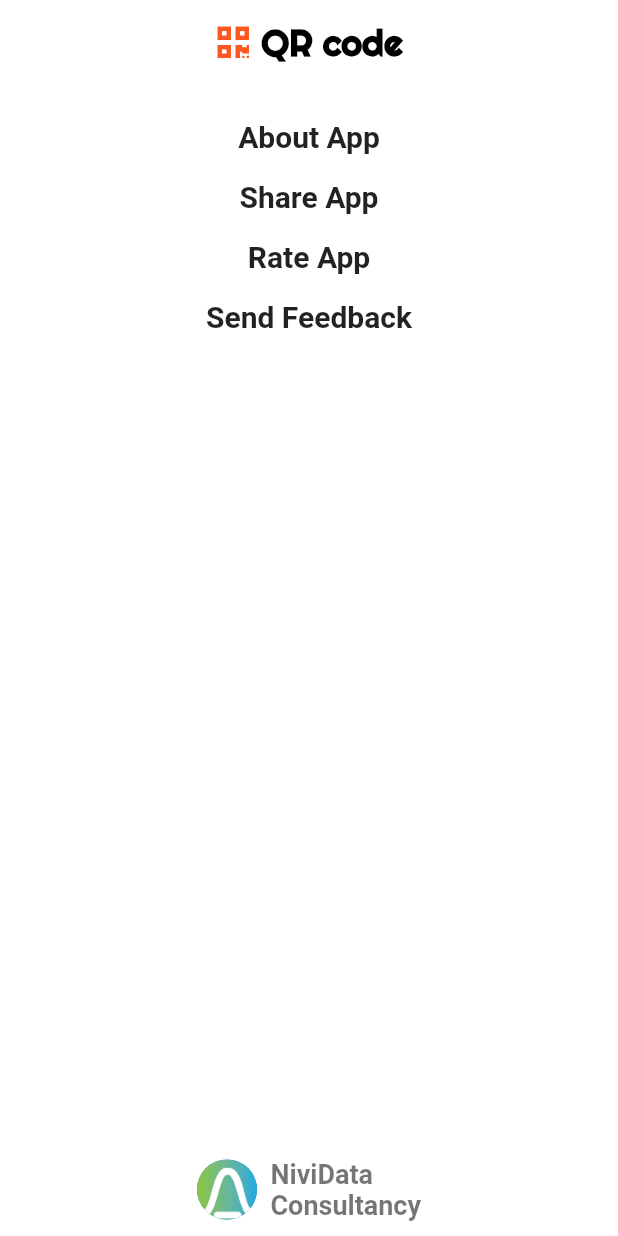
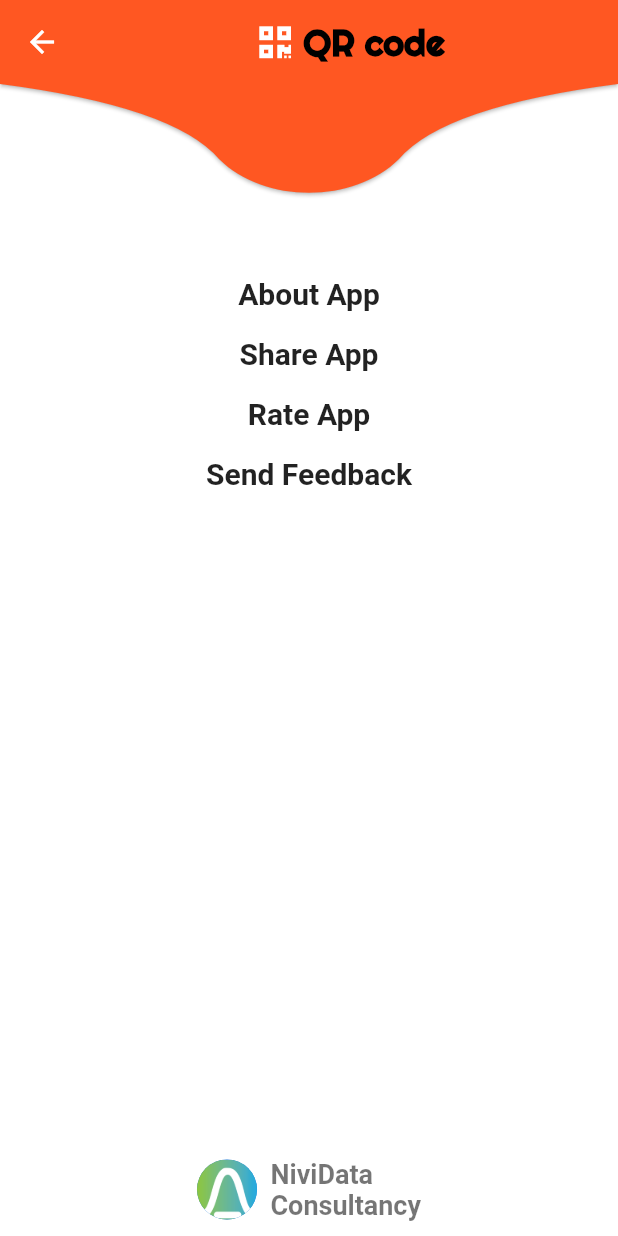
Before and after one commit to nividata-consultancy/qrcode-scanner, a Flutter app: the screen it shows after launch, scrolled down 100 dp, after a tap on the "settings" icon, on a phone screen of 412 x 824 dp. Run offline on Flutter 3.47's test engine with Material 2 defaults, Android fonts, the phone set to English and light mode, and no system bars; our stand-ins replace flutter_svg, fluttertoast, font_awesome_flutter, qr_flutter; missing offline and left inert: barcode_scan, esys_flutter_share, launch_review, simple_permissions.

```diff
--- /dev/null
+++ b/qr_code_scanner/lib/screens/CustomShapeBorder.dart
@@ -0,0 +1,43 @@
+import 'package:flutter/material.dart';
+
+class CustomShapeBorder extends ContinuousRectangleBorder {
+  @override
+  Path getOuterPath(Rect rect, {TextDirection textDirection}) {
+    final double innerCircleRadius = 120.0;
+    final double baseHeight = 15;
+
+    Path path = Path();
+    path.lineTo(0, rect.height);
+
+    path.quadraticBezierTo(
+        rect.width / 2 - (innerCircleRadius / 2) - 30,
+        rect.height + 15,
+        rect.width / 2 - innerCircleRadius / 2,
+        rect.height + 50);
+    path.cubicTo(
+        rect.width / 2 - innerCircleRadius / 4,
+        rect.height + innerCircleRadius - 40,
+        rect.width / 2 + innerCircleRadius / 4,
+        rect.height + innerCircleRadius - 40,
+        rect.width / 2 + innerCircleRadius / 2,
+        rect.height + 50);
+    path.quadraticBezierTo(rect.width / 2 + (innerCircleRadius / 2) + 30,
+        rect.height + 15, rect.width, rect.height);
+    path.lineTo(rect.width, 0.0);
+    path.close();
+
+    return path;
+  }
+}
+//
+//path.quadraticBezierTo(rect.width / 2 - (innerCircleRadius / 2) - 30,
+//rect.height + 15, rect.width / 2 - 75, rect.height + 50);
+//path.cubicTo(
+//rect.width / 2 - 40,
+//rect.height + innerCircleRadius - 40,
+//rect.width / 2 + 40,
+//rect.height + innerCircleRadius - 40,
+//rect.width / 2 + 75,
+//rect.height + 50);
+//path.quadraticBezierTo(rect.width / 2 + (innerCircleRadius / 2) + 30,
+//rect.height + 15, rect.width, rect.height);
--- a/qr_code_scanner/lib/screens/setting.dart
+++ b/qr_code_scanner/lib/screens/setting.dart
@@ -4,8 +4,8 @@ import 'package:fluttertoast/fluttertoast.dart';
 import 'package:font_awesome_flutter/font_awesome_flutter.dart';
 import 'package:launch_review/launch_review.dart';
 import 'package:qr_code_scanner/animations/size_transition.dart';
+import 'package:qr_code_scanner/screens/CustomShapeBorder.dart';
 import 'package:qr_code_scanner/screens/about.dart';
-import 'package:qr_code_scanner/screens/qr_generators_screens/contact.dart';
 import 'package:qr_code_scanner/util/app_util.dart';
 import 'package:url_launcher/url_launcher.dart';
 
@@ -14,7 +14,6 @@ import '../constants.dart';
 class Setting extends StatefulWidget {
   @override
   State<StatefulWidget> createState() {
-    // TODO: implement createState
     return _SettingState();
   }
 }
@@ -22,21 +21,19 @@ class Setting extends StatefulWidget {
 class _SettingState extends State<Setting> {
   @override
   Widget build(BuildContext context) {
-    return MaterialApp(
-      debugShowCheckedModeBanner: false,
-      home: Scaffold(
-        extendBody: true,
+    return Scaffold(
       backgroundColor: Colors.white,
       appBar: AppBar(
-          backgroundColor: Colors.white,
-          elevation: 0,
+        shape: CustomShapeBorder(),
+        backgroundColor: Colors.deepOrange,
+        elevation: 1,
         title: Row(
           crossAxisAlignment: CrossAxisAlignment.center,
           mainAxisAlignment: MainAxisAlignment.center,
           children: <Widget>[
             Icon(
               FontAwesomeIcons.qrcode,
-                color: Colors.deepOrange,
+              color: Colors.white,
             ),
             Text(" QR code",
                 style: TextStyle(
@@ -52,7 +49,6 @@ class _SettingState extends State<Setting> {
         top: false,
         child: SettingScreen(),
       ),
-      ),
     );
   }
 }
@@ -60,7 +56,6 @@ class _SettingState extends State<Setting> {
 class SettingScreen extends StatefulWidget {
   @override
   State<StatefulWidget> createState() {
-    // TODO: implement createState
     return _SettingScreenState();
   }
 }
@@ -75,11 +70,10 @@ class _SettingScreenState extends State<SettingScreen> {
 
   @override
   Widget build(BuildContext context) {
-    // TODO: implement build
     return Stack(
       children: <Widget>[
         ListView.builder(
-            padding: EdgeInsets.fromLTRB(8.0, 15, 8.0, 0),
+            padding: EdgeInsets.fromLTRB(8.0, 120, 8.0, 0),
             itemCount: _children.length,
             itemBuilder: (BuildContext context, int index) {
               return Container(
```
Lines whose indentation alone changed are shown as unchanged.
